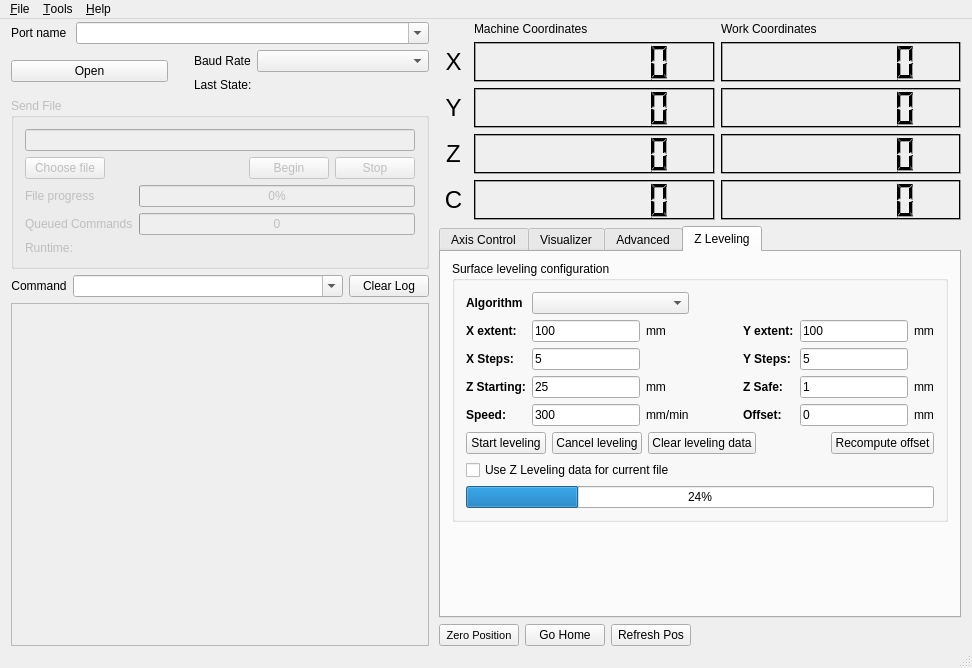
First picture: the form in mainwindow.ui, repository zalohasa/GrblHoming, before the edit.
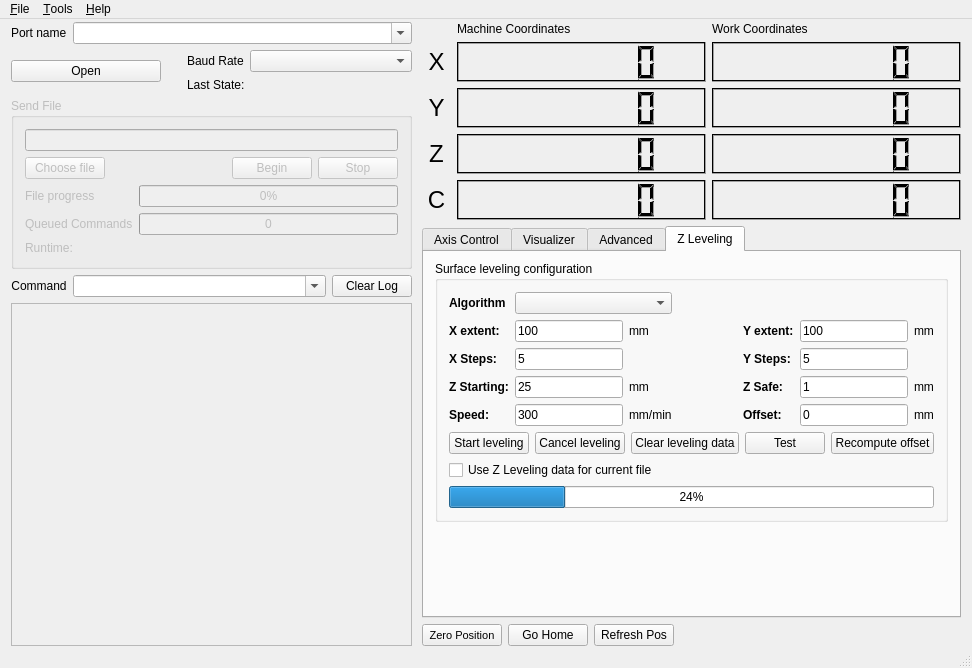
Second picture: the form after the edit. Icons and pictures are not drawn. Custom widgets are drawn as their Qt base class.

What changed in the file:
```diff
--- a/mainwindow.ui
+++ b/mainwindow.ui
@@ -2084,6 +2084,13 @@
                  </property>
                 </spacer>
                </item>
+               <item>
+                <widget class="QPushButton" name="testButton">
+                 <property name="text">
+                  <string>Test</string>
+                 </property>
+                </widget>
+               </item>
                <item>
                 <widget class="QPushButton" name="btnRecomputeOffset">
                  <property name="text">
```
